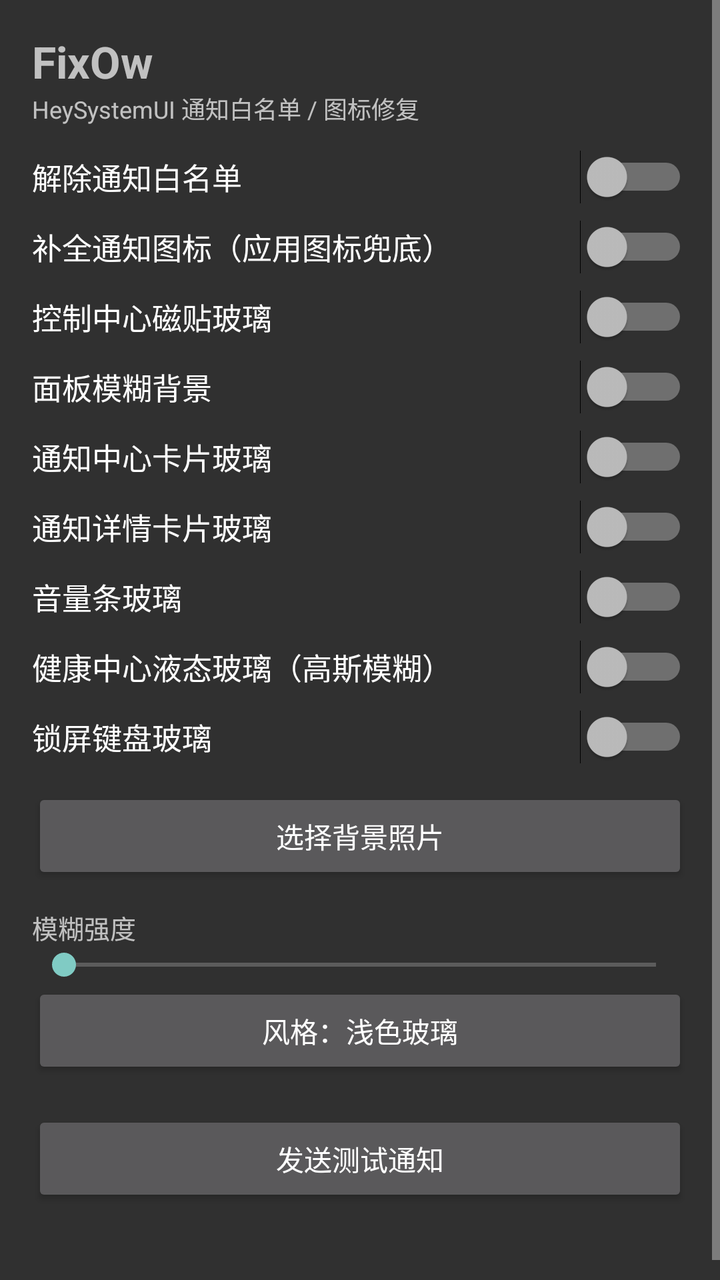
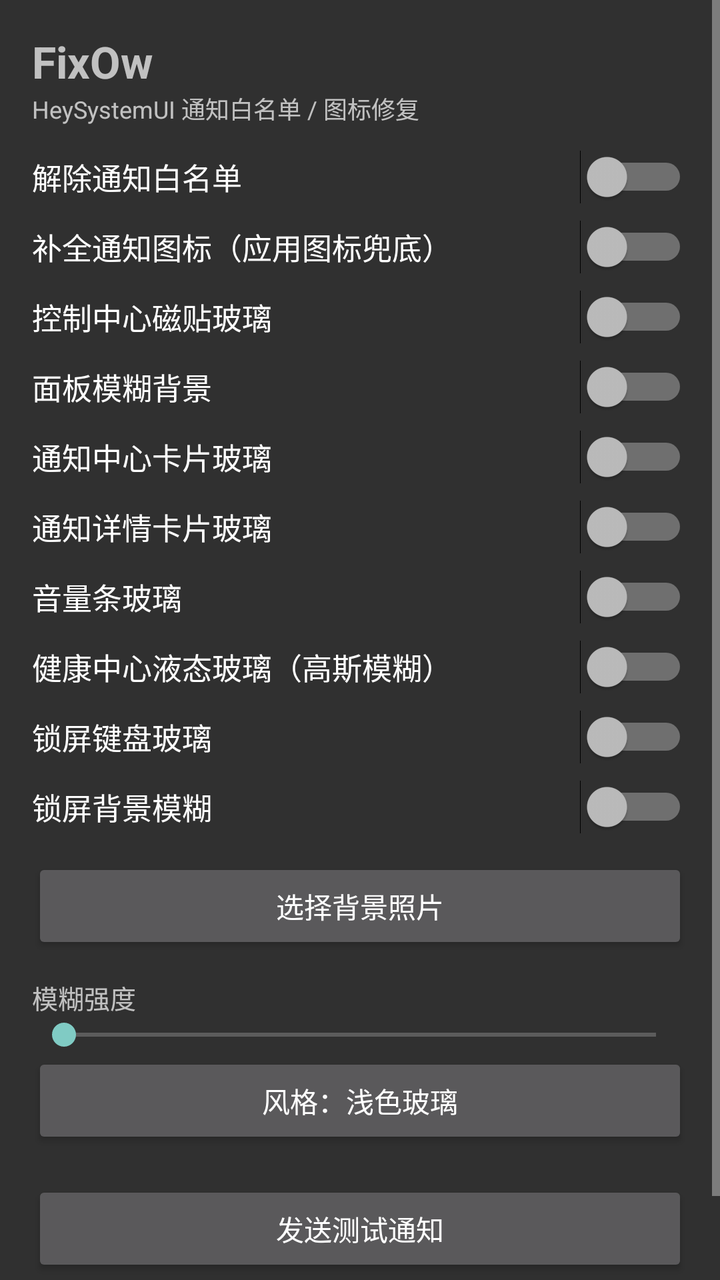

Screens rendered from an Android XML layout before and after an edit, with the pre-edit source and the edit as a unified diff.
<!-- AndroidManifest.xml: activity theme android:Theme.Material.NoActionBar -->
<!-- res/layout/activity_main.xml -->
<?xml version="1.0" encoding="utf-8"?>
<ScrollView xmlns:android="http://schemas.android.com/apk/res/android"
    android:layout_width="match_parent"
    android:layout_height="match_parent"
    android:fillViewport="true">

    <LinearLayout
        android:layout_width="match_parent"
        android:layout_height="wrap_content"
        android:orientation="vertical"
        android:padding="16dp">

        <TextView
            android:layout_width="match_parent"
            android:layout_height="wrap_content"
            android:text="@string/app_name"
            android:textSize="22sp"
            android:textStyle="bold" />

        <TextView
            android:layout_width="match_parent"
            android:layout_height="wrap_content"
            android:layout_marginBottom="12dp"
            android:text="@string/subtitle"
            android:textSize="12sp" />

        <Switch
            android:id="@+id/sw_bypass"
            android:layout_width="match_parent"
            android:layout_height="wrap_content"
            android:text="@string/sw_bypass"
            android:textSize="15sp" />

        <Switch
            android:id="@+id/sw_icon"
            android:layout_width="match_parent"
            android:layout_height="wrap_content"
            android:layout_marginTop="8dp"
            android:text="@string/sw_icon"
            android:textSize="15sp" />

        <Switch
            android:id="@+id/sw_tiles"
            android:layout_width="match_parent"
            android:layout_height="wrap_content"
            android:layout_marginTop="8dp"
            android:text="@string/sw_tiles"
            android:textSize="15sp" />

        <Switch
            android:id="@+id/sw_bg"
            android:layout_width="match_parent"
            android:layout_height="wrap_content"
            android:layout_marginTop="8dp"
            android:text="@string/sw_bg"
            android:textSize="15sp" />

        <Switch
            android:id="@+id/sw_notif"
            android:layout_width="match_parent"
            android:layout_height="wrap_content"
            android:layout_marginTop="8dp"
            android:text="@string/sw_notif"
            android:textSize="15sp" />

        <Switch
            android:id="@+id/sw_detail"
            android:layout_width="match_parent"
            android:layout_height="wrap_content"
            android:layout_marginTop="8dp"
            android:text="@string/sw_detail"
            android:textSize="15sp" />

        <Switch
            android:id="@+id/sw_vol"
            android:layout_width="match_parent"
            android:layout_height="wrap_content"
            android:layout_marginTop="8dp"
            android:text="@string/sw_vol"
            android:textSize="15sp" />

        <Switch
            android:id="@+id/sw_glass_hc"
            android:layout_width="match_parent"
            android:layout_height="wrap_content"
            android:layout_marginTop="8dp"
            android:text="@string/sw_glass_hc"
            android:textSize="15sp" />

        <Switch
            android:id="@+id/sw_lock"
            android:layout_width="match_parent"
            android:layout_height="wrap_content"
            android:layout_marginTop="8dp"
            android:text="@string/sw_lock"
            android:textSize="15sp" />

        <Button
            android:id="@+id/btn_bg"
            android:layout_width="match_parent"
            android:layout_height="wrap_content"
            android:layout_marginTop="12dp"
            android:text="@string/btn_bg" />

        <TextView
            android:layout_width="match_parent"
            android:layout_height="wrap_content"
            android:layout_marginTop="12dp"
            android:text="@string/label_blur"
            android:textSize="13sp" />

        <SeekBar
            android:id="@+id/sb_blur"
            android:layout_width="match_parent"
            android:layout_height="wrap_content"
            android:max="24" />

        <Button
            android:id="@+id/btn_style"
            android:layout_width="match_parent"
            android:layout_height="wrap_content"
            android:text="@string/btn_style" />

        <Button
            android:id="@+id/btn_test"
            android:layout_width="match_parent"
            android:layout_height="wrap_content"
            android:layout_marginTop="16dp"
            android:text="@string/btn_test" />

        <TextView
            android:id="@+id/tv_status"
            android:layout_width="match_parent"
            android:layout_height="wrap_content"
            android:layout_marginTop="16dp"
            android:textSize="11sp" />
    </LinearLayout>
</ScrollView>
<!-- resources referenced by this layout -->
<resources>
  <string name="app_name">FixOw</string>
  <string name="btn_bg">选择背景照片</string>
  <string name="btn_style">风格：浅色玻璃</string>
  <string name="btn_test">发送测试通知</string>
  <string name="label_blur">模糊强度</string>
  <string name="subtitle">HeySystemUI 通知白名单 / 图标修复</string>
  <string name="sw_bg">面板模糊背景</string>
  <string name="sw_bypass">解除通知白名单</string>
  <string name="sw_detail">通知详情卡片玻璃</string>
  <string name="sw_glass_hc">健康中心液态玻璃（高斯模糊）</string>
  <string name="sw_icon">补全通知图标（应用图标兜底）</string>
  <string name="sw_lock">锁屏键盘玻璃</string>
  <string name="sw_notif">通知中心卡片玻璃</string>
  <string name="sw_tiles">控制中心磁贴玻璃</string>
  <string name="sw_vol">音量条玻璃</string>
</resources>

<!-- the commit's change to res/layout/activity_main.xml (unified diff, before → after) -->
@@ -95,6 +95,14 @@
             android:text="@string/sw_lock"
             android:textSize="15sp" />
 
+        <Switch
+            android:id="@+id/sw_lock_bg"
+            android:layout_width="match_parent"
+            android:layout_height="wrap_content"
+            android:layout_marginTop="8dp"
+            android:text="@string/sw_lock_bg"
+            android:textSize="15sp" />
+
         <Button
             android:id="@+id/btn_bg"
             android:layout_width="match_parent"
<!-- resource entries referenced after the edit -->
@@ -12,6 +12,7 @@
   <string name="sw_glass_hc">健康中心液态玻璃（高斯模糊）</string>
   <string name="sw_icon">补全通知图标（应用图标兜底）</string>
   <string name="sw_lock">锁屏键盘玻璃</string>
+  <string name="sw_lock_bg">锁屏背景模糊</string>
   <string name="sw_notif">通知中心卡片玻璃</string>
   <string name="sw_tiles">控制中心磁贴玻璃</string>
   <string name="sw_vol">音量条玻璃</string>
